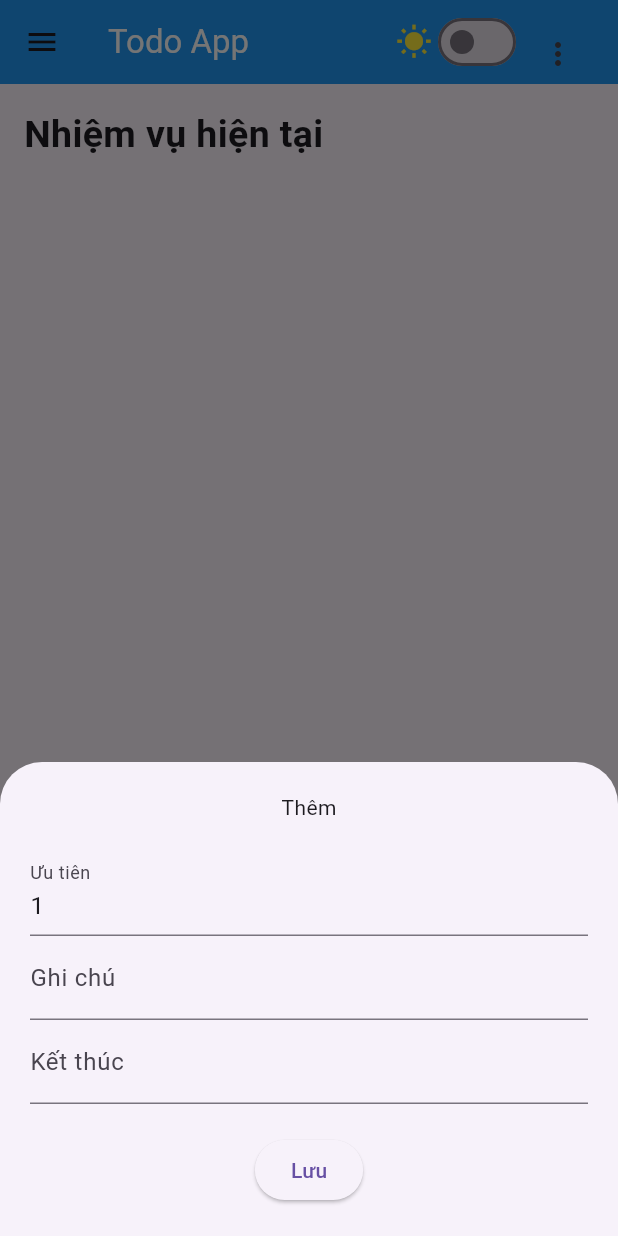
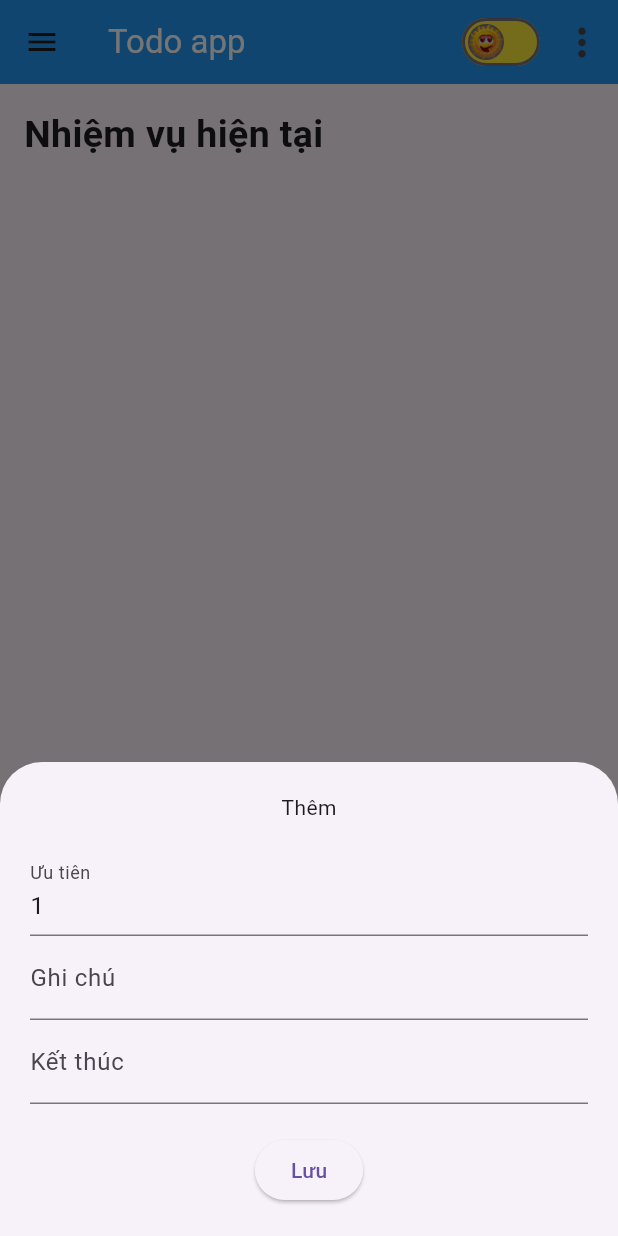
Before and after one commit to Dinhtienhai2003/flutter_app, a Flutter app: the screen it shows after launch, after a tap on the "add" icon, on a phone screen of 412 x 824 dp. Run offline on Flutter 3.47's test engine with Material 3 defaults, Android fonts, the light colour scheme and no system bars; our stand-ins replace firebase_core, firebase_messaging, shared_preferences; accounts and stored records are empty.

Commit message:
version hoan thien vs1

```diff
--- a/lib/screen/home.dart
+++ b/lib/screen/home.dart
@@ -53,32 +53,29 @@ class Home extends StatelessWidget {
       appBar: AppBar(
         backgroundColor: Colors.blue,
         title: Text(
-          "Todo App",
+          "Todo app",
           style: TextStyle(color: Colors.white),
         ),
         actions: [
-          Padding(
-            padding: const EdgeInsets.all(16.0),
-            child: Row(
-              mainAxisAlignment: MainAxisAlignment.spaceBetween,
+          Row(
+            mainAxisAlignment: MainAxisAlignment.center,
             children: [
-                Row(
-                  children: [
-                    SizedBox(
-                      child: context.watch<SettingProvider>().isDark
-                          ? Icon(Icons.nightlight_round, color: Colors.black)
-                          : Icon(Icons.wb_sunny, color: Colors.yellow),
-                    ),
               Switch(
+                activeColor: Colors.black12,
+                activeTrackColor: Colors.black87,
+                inactiveTrackColor: Colors.yellow,
+
+                activeThumbImage: AssetImage(
+                    'assets/night.png'), // Hình ảnh cho thumb khi hoạt động
+                inactiveThumbImage: AssetImage(
+                    'assets/sun.png'), // Hình ảnh cho thumb khi không hoạt động
                 value: context.watch<SettingProvider>().isDark,
                 onChanged: (newValue) {
                   context.read<SettingProvider>().setBrightness(newValue);
                 },
-                      activeColor: Colors.white,
-                    ),
-                  ],
               ),
               PopupMenuButton(
+                iconSize: 30,
                 itemBuilder: (BuildContext context) {
                   return [
                     PopupMenuItem(
@@ -119,12 +116,10 @@ class Home extends StatelessWidget {
               ),
             ],
           ),
-          ),
         ],
       ),
       body: Padding(
         padding: const EdgeInsets.all(16.0),
-        child: Center(
         child: Column(
           children: [
             StreamBuilder<DateTime>(
@@ -133,7 +128,7 @@ class Home extends StatelessWidget {
                 if (snapshot.hasData) {
                   return Consumer2<TaskProvider, SettingProvider>(
                     builder: (context, taskprovider, settingprovider, child) {
-                        return Expanded(
+                      return Flexible(
                         child: Column(
                           children: [
                             taskprovider.getListTaskOverDue().length > 0
@@ -151,8 +146,14 @@ class Home extends StatelessWidget {
                                   )
                                 : SizedBox(height: 0),
                             taskprovider.getListTaskOverDue().length > 0
-                                  ? Expanded(
+                                ? Container(
+                                    height: taskprovider
+                                            .getListTaskOverDue()
+                                            .length *
+                                        100.0,
                                     child: ListView.builder(
+                                      shrinkWrap: true,
+                                      physics: NeverScrollableScrollPhysics(),
                                       itemCount: taskprovider
                                           .getListTaskOverDue()
                                           .length,
@@ -161,111 +162,6 @@ class Home extends StatelessWidget {
                                             taskprovider.getListTaskOverDue();
 
                                         return Card(
-                                            child: ListTile(
-                                              leading: Checkbox(
-                                                checkColor: Colors.blue,
-                                                activeColor: Colors.white,
-                                                value: taskprovider
-                                                    .getStatusFromMap(
-                                                        task[index].id),
-                                                onChanged: (bool? value) {
-                                                  taskprovider.SetStatus(
-                                                      task[index].id, value!);
-                                                },
-                                              ),
-                                              title: Text(
-                                                "Ưu tiên : ${task[index].uuTien}",
-                                                style: TextStyle(
-                                                  color: task[index].uuTien < 3
-                                                      ? Colors.red
-                                                      : task[index].uuTien >
-                                                                  2 &&
-                                                              task[index]
-                                                                      .uuTien <
-                                                                  6
-                                                          ? Colors.orange
-                                                          : snapshot.data! ==
-                                                                  true
-                                                              ? Colors.grey
-                                                              : null,
-                                                  decoration:
-                                                      snapshot.data! == true
-                                                          ? TextDecoration
-                                                              .lineThrough
-                                                          : null,
-                                                ),
-                                              ),
-                                              subtitle: Text(
-                                                "Nội dung: " +
-                                                    task[index].ghiChu,
-                                                style: TextStyle(
-                                                  decoration:
-                                                      snapshot.data! == true
-                                                          ? TextDecoration
-                                                              .lineThrough
-                                                          : null,
-                                                  color: snapshot.data! == true
-                                                      ? Colors.grey
-                                                      : null,
-                                                ),
-                                              ),
-                                              trailing: IconButton(
-                                                hoverColor: Colors.red,
-                                                icon: Icon(Icons.delete),
-                                                onPressed: () {
-                                                  _showDeleteConfirmation(
-                                                      context, () {
-                                                    taskprovider.DeleteTask(
-                                                        task[index].id);
-                                                  });
-                                                },
-                                              ),
-                                              onTap: () {
-                                                Navigator.push(
-                                                  context,
-                                                  MaterialPageRoute(
-                                                    builder: (context) =>
-                                                        DetailTask(taskprovider
-                                                            .GetTaskDetails(
-                                                                task[index]
-                                                                    .id)),
-                                                  ),
-                                                );
-                                              },
-                                            ),
-                                          );
-                                        },
-                                      ),
-                                    )
-                                  : SizedBox(height: 0),
-                              Row(
-                                mainAxisAlignment:
-                                    MainAxisAlignment.spaceBetween,
-                                children: [
-                                  Text(
-                                    "Nhiệm vụ hiện tại",
-                                    style: TextStyle(
-                                        fontSize: 25,
-                                        fontWeight: FontWeight.bold),
-                                  ),
-                                  SizedBox(width: 16.0),
-                                ],
-                              ),
-                              SizedBox(height: 16.0),
-                              Expanded(
-                                  child: ListView.builder(
-                                itemCount: taskprovider.GetListTask().length,
-                                itemBuilder: (context, index) {
-                                  final task = taskprovider.GetListTask();
-                                  if (context.watch<SettingProvider>().isGiam) {
-                                    task.sort(
-                                        (a, b) => b.uuTien.compareTo(a.uuTien));
-                                  } else {
-                                    task.sort(
-                                        (a, b) => a.uuTien.compareTo(b.uuTien));
-                                  }
-                                  return task[index].isShow == true
-                                      ? Card(
                                           child: ListTile(
                                             leading: Checkbox(
                                               checkColor: Colors.blue,
@@ -279,8 +175,7 @@ class Home extends StatelessWidget {
                                               },
                                             ),
                                             title: Text(
-                                              "Ưu tiên " +
-                                                  task[index].uuTien.toString(),
+                                              "Ưu tiên : ${task[index].uuTien}",
                                               style: TextStyle(
                                                 color: task[index].uuTien < 3
                                                     ? Colors.red
@@ -332,6 +227,101 @@ class Home extends StatelessWidget {
                                               );
                                             },
                                           ),
+                                        );
+                                      },
+                                    ),
+                                  )
+                                : SizedBox(height: 0),
+                            Row(
+                              mainAxisAlignment: MainAxisAlignment.spaceBetween,
+                              children: [
+                                Text(
+                                  "Nhiệm vụ hiện tại",
+                                  style: TextStyle(
+                                      fontSize: 25,
+                                      fontWeight: FontWeight.bold),
+                                ),
+                                SizedBox(width: 16.0),
+                              ],
+                            ),
+                            SizedBox(height: 16.0),
+                            Flexible(
+                                child: ListView.builder(
+                              itemCount: taskprovider.GetListTask().length,
+                              itemBuilder: (context, index) {
+                                final task = taskprovider.GetListTask();
+                                if (context.watch<SettingProvider>().isGiam) {
+                                  task.sort(
+                                      (a, b) => b.uuTien.compareTo(a.uuTien));
+                                } else {
+                                  task.sort(
+                                      (a, b) => a.uuTien.compareTo(b.uuTien));
+                                }
+                                return task[index].isShow == true
+                                    ? Card(
+                                        child: ListTile(
+                                          leading: Checkbox(
+                                            checkColor: Colors.blue,
+                                            activeColor: Colors.white,
+                                            value:
+                                                taskprovider.getStatusFromMap(
+                                                    task[index].id),
+                                            onChanged: (bool? value) {
+                                              taskprovider.SetStatus(
+                                                  task[index].id, value!);
+                                            },
+                                          ),
+                                          title: Text(
+                                            "Ưu tiên " +
+                                                task[index].uuTien.toString(),
+                                            style: TextStyle(
+                                              color: task[index].uuTien < 3
+                                                  ? Colors.red
+                                                  : task[index].uuTien > 2 &&
+                                                          task[index].uuTien < 6
+                                                      ? Colors.orange
+                                                      : snapshot.data! == true
+                                                          ? Colors.grey
+                                                          : null,
+                                              decoration: snapshot.data! == true
+                                                  ? TextDecoration.lineThrough
+                                                  : null,
+                                            ),
+                                          ),
+                                          subtitle: Text(
+                                            "Nội dung: " + task[index].ghiChu,
+                                            style: TextStyle(
+                                              decoration: snapshot.data! == true
+                                                  ? TextDecoration.lineThrough
+                                                  : null,
+                                              color: snapshot.data! == true
+                                                  ? Colors.grey
+                                                  : null,
+                                            ),
+                                          ),
+                                          trailing: IconButton(
+                                            hoverColor: Colors.red,
+                                            icon: Icon(Icons.delete),
+                                            onPressed: () {
+                                              _showDeleteConfirmation(context,
+                                                  () {
+                                                taskprovider.DeleteTask(
+                                                    task[index].id);
+                                              });
+                                            },
+                                          ),
+                                          onTap: () {
+                                            Navigator.push(
+                                              context,
+                                              MaterialPageRoute(
+                                                builder: (context) =>
+                                                    DetailTask(taskprovider
+                                                        .GetTaskDetails(
+                                                            task[index].id)),
+                                              ),
+                                            );
+                                          },
+                                        ),
                                       )
                                     : SizedBox(
                                         height: 0,
@@ -349,7 +339,6 @@ class Home extends StatelessWidget {
               },
             ),
           ],
-          ),
         ),
       ),
       floatingActionButton: Padding(
--- a/pubspec.yaml
+++ b/pubspec.yaml
@@ -24,4 +24,5 @@ dev_dependencies:
 flutter:
   uses-material-design: true
   assets:
-    - assets/images/
+    - assets/night.png
+    - assets/sun.png
```
Also changed, not shown: assets/images/ic_launcher.png (deleted), assets/night.png (added), assets/sun.png (added). Lines whose indentation alone changed are shown as unchanged.
